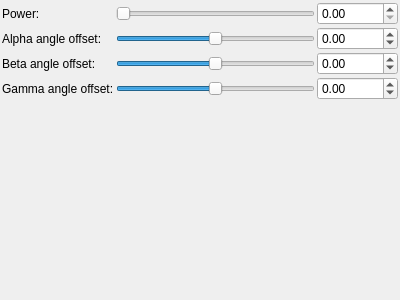
Above: mandelbulber2/qt_data/fractal_mandelbulb4.ui from buddhi1980/mandelbulber2 before the change. Below: the same form after it.
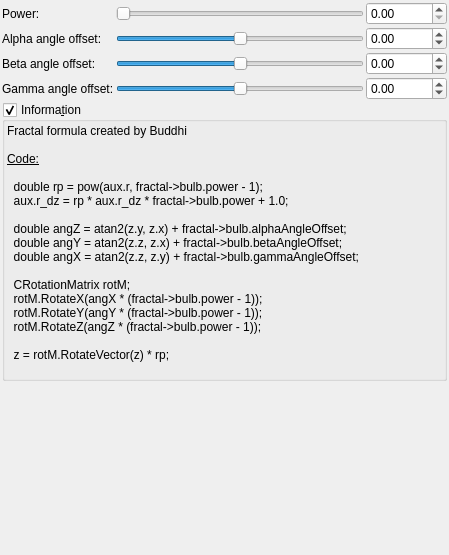
That is the form after the change. Custom widgets are drawn as their Qt base class.

Commit message: Added information box for Mandelbulb-like formulas.

What changed in the file:
```diff
--- a/mandelbulber2/qt_data/fractal_mandelbulb4.ui
+++ b/mandelbulber2/qt_data/fractal_mandelbulb4.ui
@@ -6,8 +6,8 @@
    <rect>
     <x>0</x>
     <y>0</y>
-    <width>400</width>
-    <height>300</height>
+    <width>449</width>
+    <height>555</height>
    </rect>
   </property>
   <property name="windowTitle">
@@ -270,6 +270,73 @@
      </item>
     </layout>
    </item>
+   <item>
+    <widget class="MyGroupBox" name="groupCheck_info">
+     <property name="title">
+      <string>Informa&amp;tion</string>
+     </property>
+     <property name="flat">
+      <bool>false</bool>
+     </property>
+     <property name="checkable">
+      <bool>true</bool>
+     </property>
+     <layout class="QVBoxLayout" name="verticalLayout_2">
+      <property name="spacing">
+       <number>2</number>
+      </property>
+      <property name="leftMargin">
+       <number>2</number>
+      </property>
+      <property name="topMargin">
+       <number>2</number>
+      </property>
+      <property name="rightMargin">
+       <number>2</number>
+      </property>
+      <property name="bottomMargin">
+       <number>2</number>
+      </property>
+      <item>
+       <widget class="QLabel" name="label_4">
+        <property name="text">
+         <string>&lt;!DOCTYPE HTML PUBLIC &quot;-//W3C//DTD HTML 4.0//EN&quot; &quot;http://www.w3.org/TR/REC-html40/strict.dtd&quot;&gt;
+&lt;html&gt;&lt;head&gt;&lt;meta name=&quot;qrichtext&quot; content=&quot;1&quot; /&gt;&lt;style type=&quot;text/css&quot;&gt;
+p, li { white-space: pre-wrap; }
+&lt;/style&gt;&lt;/head&gt;&lt;body&gt;
+&lt;p style=&quot; margin-top:0px; margin-bottom:0px; margin-left:0px; margin-right:0px; -qt-block-indent:0; text-indent:0px;&quot;&gt;Fractal formula created by Buddhi&lt;/p&gt;
+&lt;p style=&quot;-qt-paragraph-type:empty; margin-top:0px; margin-bottom:0px; margin-left:0px; margin-right:0px; -qt-block-indent:0; text-indent:0px;&quot;&gt;&lt;br /&gt;&lt;/p&gt;
+&lt;p style=&quot; margin-top:0px; margin-bottom:0px; margin-left:0px; margin-right:0px; -qt-block-indent:0; text-indent:0px;&quot;&gt;&lt;span style=&quot; text-decoration: underline;&quot;&gt;Code:&lt;/span&gt;&lt;/p&gt;
+&lt;p style=&quot;-qt-paragraph-type:empty; margin-top:0px; margin-bottom:0px; margin-left:0px; margin-right:0px; -qt-block-indent:0; text-indent:0px; text-decoration: underline;&quot;&gt;&lt;br /&gt;&lt;/p&gt;
+&lt;p style=&quot; margin-top:0px; margin-bottom:0px; margin-left:0px; margin-right:0px; -qt-block-indent:0; text-indent:0px;&quot;&gt;  double rp = pow(aux.r, fractal-&amp;gt;bulb.power - 1);&lt;/p&gt;
+&lt;p style=&quot; margin-top:0px; margin-bottom:0px; margin-left:0px; margin-right:0px; -qt-block-indent:0; text-indent:0px;&quot;&gt;  aux.r_dz = rp * aux.r_dz * fractal-&amp;gt;bulb.power + 1.0;&lt;/p&gt;
+&lt;p style=&quot;-qt-paragraph-type:empty; margin-top:0px; margin-bottom:0px; margin-left:0px; margin-right:0px; -qt-block-indent:0; text-indent:0px;&quot;&gt;&lt;br /&gt;&lt;/p&gt;
+&lt;p style=&quot; margin-top:0px; margin-bottom:0px; margin-left:0px; margin-right:0px; -qt-block-indent:0; text-indent:0px;&quot;&gt;  double angZ = atan2(z.y, z.x) + fractal-&amp;gt;bulb.alphaAngleOffset;&lt;/p&gt;
+&lt;p style=&quot; margin-top:0px; margin-bottom:0px; margin-left:0px; margin-right:0px; -qt-block-indent:0; text-indent:0px;&quot;&gt;  double angY = atan2(z.z, z.x) + fractal-&amp;gt;bulb.betaAngleOffset;&lt;/p&gt;
+&lt;p style=&quot; margin-top:0px; margin-bottom:0px; margin-left:0px; margin-right:0px; -qt-block-indent:0; text-indent:0px;&quot;&gt;  double angX = atan2(z.z, z.y) + fractal-&amp;gt;bulb.gammaAngleOffset;&lt;/p&gt;
+&lt;p style=&quot;-qt-paragraph-type:empty; margin-top:0px; margin-bottom:0px; margin-left:0px; margin-right:0px; -qt-block-indent:0; text-indent:0px;&quot;&gt;&lt;br /&gt;&lt;/p&gt;
+&lt;p style=&quot; margin-top:0px; margin-bottom:0px; margin-left:0px; margin-right:0px; -qt-block-indent:0; text-indent:0px;&quot;&gt;  CRotationMatrix rotM;&lt;/p&gt;
+&lt;p style=&quot; margin-top:0px; margin-bottom:0px; margin-left:0px; margin-right:0px; -qt-block-indent:0; text-indent:0px;&quot;&gt;  rotM.RotateX(angX * (fractal-&amp;gt;bulb.power - 1));&lt;/p&gt;
+&lt;p style=&quot; margin-top:0px; margin-bottom:0px; margin-left:0px; margin-right:0px; -qt-block-indent:0; text-indent:0px;&quot;&gt;  rotM.RotateY(angY * (fractal-&amp;gt;bulb.power - 1));&lt;/p&gt;
+&lt;p style=&quot; margin-top:0px; margin-bottom:0px; margin-left:0px; margin-right:0px; -qt-block-indent:0; text-indent:0px;&quot;&gt;  rotM.RotateZ(angZ * (fractal-&amp;gt;bulb.power - 1));&lt;/p&gt;
+&lt;p style=&quot;-qt-paragraph-type:empty; margin-top:0px; margin-bottom:0px; margin-left:0px; margin-right:0px; -qt-block-indent:0; text-indent:0px;&quot;&gt;&lt;br /&gt;&lt;/p&gt;
+&lt;p style=&quot; margin-top:0px; margin-bottom:0px; margin-left:0px; margin-right:0px; -qt-block-indent:0; text-indent:0px;&quot;&gt;  z = rotM.RotateVector(z) * rp;&lt;/p&gt;
+&lt;p style=&quot;-qt-paragraph-type:empty; margin-top:0px; margin-bottom:0px; margin-left:0px; margin-right:0px; -qt-block-indent:0; text-indent:0px;&quot;&gt;&lt;br /&gt;&lt;/p&gt;&lt;/body&gt;&lt;/html&gt;</string>
+        </property>
+        <property name="wordWrap">
+         <bool>true</bool>
+        </property>
+        <property name="openExternalLinks">
+         <bool>true</bool>
+        </property>
+        <property name="textInteractionFlags">
+         <set>Qt::LinksAccessibleByMouse|Qt::TextSelectableByMouse</set>
+        </property>
+       </widget>
+      </item>
+     </layout>
+    </widget>
+   </item>
    <item>
     <spacer name="verticalSpacer">
      <property name="orientation">
@@ -291,6 +358,12 @@
    <extends>QDoubleSpinBox</extends>
    <header>mydoublespinbox.h</header>
   </customwidget>
+  <customwidget>
+   <class>MyGroupBox</class>
+   <extends>QGroupBox</extends>
+   <header>mygroupbox.h</header>
+   <container>1</container>
+  </customwidget>
  </customwidgets>
  <tabstops>
   <tabstop>slider_power</tabstop>
```
The commit also changes 7 other files.
